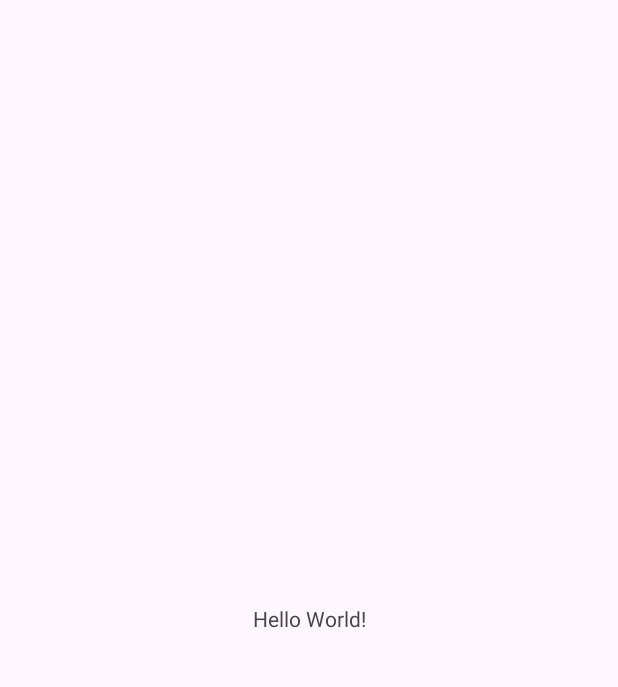
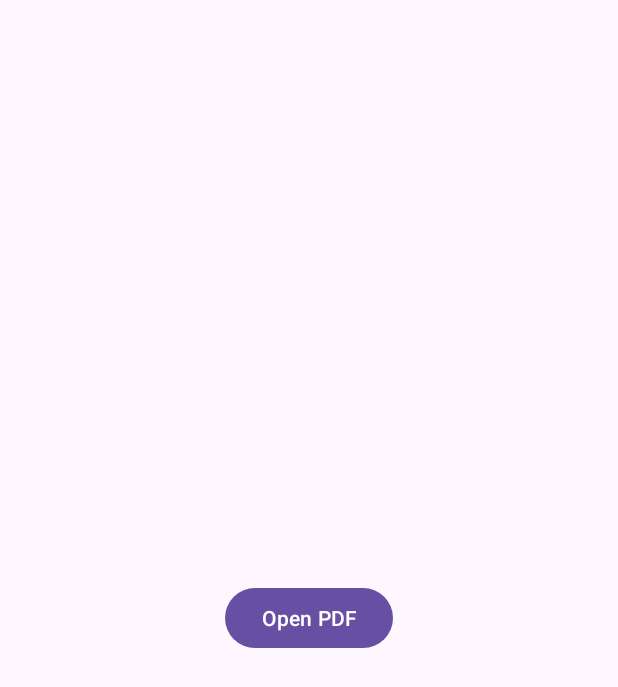
Before and after one commit to Matthias-Kuhn/SemesterticketApp, an Android app: the screen it shows after launch (MainActivity), on a phone screen of 412 x 824 dp. Before the commit the part shown is almost empty. Shown: the top 687 px of the screen. Run offline under Robolectric (Android 15) with nearby library versions, the phone set to English and light mode, and no system bars.

Commit message:
implement pdf reading and cropping

```diff
--- a/app/src/main/AndroidManifest.xml
+++ b/app/src/main/AndroidManifest.xml
@@ -1,6 +1,7 @@
 <?xml version="1.0" encoding="utf-8"?>
 <manifest xmlns:android="http://schemas.android.com/apk/res/android"
     xmlns:tools="http://schemas.android.com/tools">
+    <uses-permission android:name="android.permission.READ_EXTERNAL_STORAGE" />
 
     <application
         android:allowBackup="true"
--- a/app/src/main/res/layout/activity_main.xml
+++ b/app/src/main/res/layout/activity_main.xml
@@ -1,18 +1,22 @@
-<?xml version="1.0" encoding="utf-8"?>
-<androidx.constraintlayout.widget.ConstraintLayout xmlns:android="http://schemas.android.com/apk/res/android"
-    xmlns:app="http://schemas.android.com/apk/res-auto"
+<!-- activity_main.xml -->
+<RelativeLayout xmlns:android="http://schemas.android.com/apk/res/android"
     xmlns:tools="http://schemas.android.com/tools"
     android:layout_width="match_parent"
-    android:layout_height="match_parent"
-    tools:context=".MainActivity">
+    android:layout_height="match_parent">
 
-    <TextView
+    <Button
+        android:id="@+id/openButton"
         android:layout_width="wrap_content"
         android:layout_height="wrap_content"
-        android:text="Hello World!"
-        app:layout_constraintBottom_toBottomOf="parent"
-        app:layout_constraintEnd_toEndOf="parent"
-        app:layout_constraintStart_toStartOf="parent"
-        app:layout_constraintTop_toTopOf="parent" />
+        android:text="Open PDF"
+        android:layout_centerInParent="true"
+        android:onClick="onOpenButtonClick" />
 
-</androidx.constraintlayout.widget.ConstraintLayout>
+    <ImageView
+        android:id="@+id/imageView"
+        android:layout_width="wrap_content"
+        android:layout_height="wrap_content"
+        android:layout_below="@id/openButton"
+        android:layout_marginTop="16dp"
+        android:layout_centerHorizontal="true"/>
+</RelativeLayout>
```
Also changed, not shown: app/src/main/java/de/makuhn/semesterticket/MainActivity.kt (+57 -0 lines), app/src/main/java/de/makuhn/semesterticket/PdfUtils.kt (added, +68 -0 lines).
